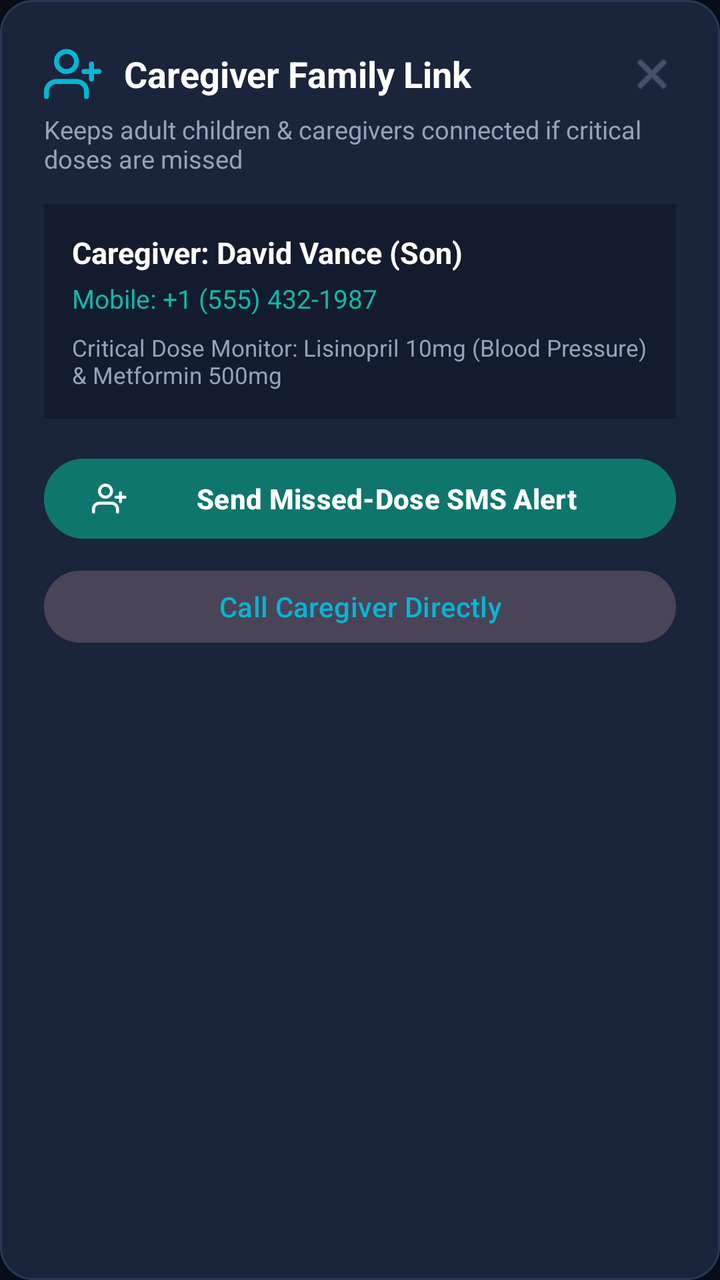
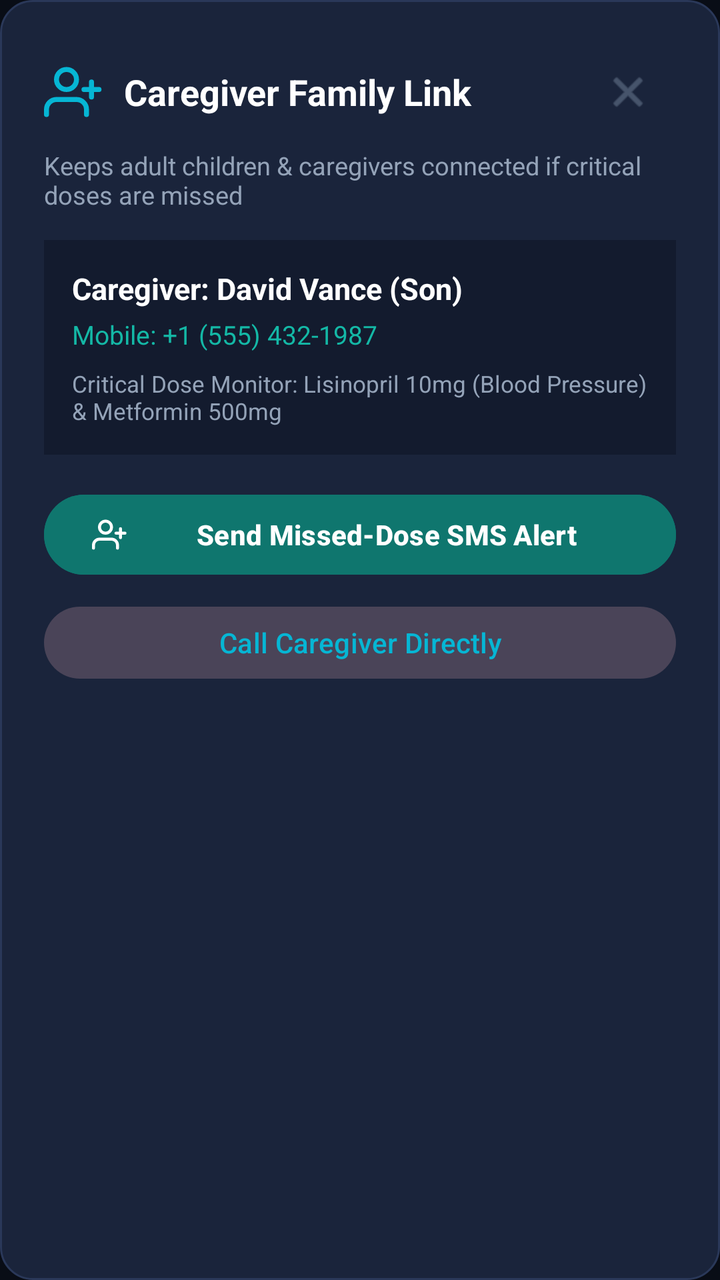

Two renders of the same Android screen: before a commit and after it. Below are the layout's source before the change and the commit's diff.
<!-- AndroidManifest.xml: application theme Theme.MedVault -->
<!-- res/layout/dialog_caregiver_link.xml -->
<?xml version="1.0" encoding="utf-8"?>
<LinearLayout xmlns:android="http://schemas.android.com/apk/res/android"
    xmlns:app="http://schemas.android.com/apk/res-auto"
    android:layout_width="match_parent"
    android:layout_height="wrap_content"
    android:background="@drawable/bg_card_dark"
    android:orientation="vertical"
    android:padding="22dp">

    <LinearLayout
        android:layout_width="match_parent"
        android:layout_height="wrap_content"
        android:gravity="center_vertical"
        android:orientation="horizontal">

        <ImageView
            android:layout_width="30dp"
            android:layout_height="30dp"
            android:src="@drawable/ic_caregiver"
            app:tint="@color/brand_accent" />

        <TextView
            android:layout_width="0dp"
            android:layout_height="wrap_content"
            android:layout_marginStart="10dp"
            android:layout_weight="1"
            android:text="Caregiver Family Link"
            android:textColor="@color/white"
            android:textSize="18sp"
            android:textStyle="bold" />

        <ImageView
            android:id="@+id/btnCloseCaregiver"
            android:layout_width="24dp"
            android:layout_height="24dp"
            android:src="@android:drawable/ic_menu_close_clear_cancel"
            app:tint="@color/text_muted" />
    </LinearLayout>

    <TextView
        android:layout_width="match_parent"
        android:layout_height="wrap_content"
        android:layout_marginTop="4dp"
        android:text="Keeps adult children &amp; caregivers connected if critical doses are missed"
        android:textColor="@color/text_secondary"
        android:textSize="12.5sp" />

    <LinearLayout
        android:layout_width="match_parent"
        android:layout_height="wrap_content"
        android:layout_marginTop="14dp"
        android:background="#131B2E"
        android:orientation="vertical"
        android:padding="14dp">

        <TextView
            android:id="@+id/tvCaregiverNameDisplay"
            android:layout_width="match_parent"
            android:layout_height="wrap_content"
            android:text="Caregiver: David Vance (Son)"
            android:textColor="@color/white"
            android:textSize="15sp"
            android:textStyle="bold" />

        <TextView
            android:id="@+id/tvCaregiverPhoneDisplay"
            android:layout_width="match_parent"
            android:layout_height="wrap_content"
            android:layout_marginTop="4dp"
            android:text="Mobile: +1 (555) 432-1987"
            android:textColor="@color/brand_primary_light"
            android:textSize="13sp" />

        <TextView
            android:layout_width="match_parent"
            android:layout_height="wrap_content"
            android:layout_marginTop="8dp"
            android:text="Critical Dose Monitor: Lisinopril 10mg (Blood Pressure) &amp; Metformin 500mg"
            android:textColor="@color/text_secondary"
            android:textSize="11.5sp" />

    </LinearLayout>

    <com.google.android.material.button.MaterialButton
        android:id="@+id/btnSendCaregiverSms"
        android:layout_width="match_parent"
        android:layout_height="48dp"
        android:layout_marginTop="16dp"
        android:backgroundTint="@color/brand_primary"
        android:text="Send Missed-Dose SMS Alert"
        android:textColor="@color/white"
        android:textStyle="bold"
        app:icon="@drawable/ic_caregiver"
        app:iconTint="@color/white" />

    <com.google.android.material.button.MaterialButton
        android:id="@+id/btnCallCaregiver"
        style="@style/Widget.Material3.Button.TonalButton"
        android:layout_width="match_parent"
        android:layout_height="44dp"
        android:layout_marginTop="8dp"
        android:text="Call Caregiver Directly"
        android:textColor="@color/brand_accent" />

</LinearLayout>
<!-- resources referenced by this layout -->
<resources>
  <color name="brand_accent">#06B6D4</color>
  <color name="brand_primary">#0F766E</color>
  <color name="brand_primary_light">#14B8A6</color>
  <color name="text_muted">#64748B</color>
  <color name="text_secondary">#94A3B8</color>
  <color name="white">#FFFFFF</color>
  <!-- drawable bg_card_dark (drawable) -->
  <?xml version="1.0" encoding="utf-8"?>
  <shape xmlns:android="http://schemas.android.com/apk/res/android"
      android:shape="rectangle">
      <corners android:radius="16dp" />
      <solid android:color="@color/bg_card" />
      <stroke
          android:width="1dp"
          android:color="@color/divider_line" />
  </shape>
  <!-- drawable ic_caregiver (drawable) -->
  <?xml version="1.0" encoding="utf-8"?>
  <vector xmlns:android="http://schemas.android.com/apk/res/android"
      android:width="24dp"
      android:height="24dp"
      android:viewportWidth="24"
      android:viewportHeight="24">
      <path
          android:fillColor="#00000000"
          android:strokeColor="#FFFFFF"
          android:strokeWidth="2"
          android:strokeLineCap="round"
          android:strokeLineJoin="round"
          android:pathData="M17,21 V19 C17,16.79 15.21,15 13,15 H5 C2.79,15 1,16.79 1,19 V21" />
      <path
          android:fillColor="#00000000"
          android:strokeColor="#FFFFFF"
          android:strokeWidth="2"
          android:strokeLineCap="round"
          android:strokeLineJoin="round"
          android:pathData="M9,11 C11.21,11 13,9.21 13,7 C13,4.79 11.21,3 9,3 C6.79,3 5,4.79 5,7 C5,9.21 6.79,11 9,11 Z" />
      <path
          android:fillColor="#00000000"
          android:strokeColor="#FFFFFF"
          android:strokeWidth="2"
          android:strokeLineCap="round"
          android:pathData="M16,11 L22,11 M19,8 L19,14" />
  </vector>
  <style name="Theme.MedVault" parent="Theme.Material3.Dark.NoActionBar">
          <item name="colorPrimary">@color/brand_primary</item>
          <item name="colorPrimaryVariant">@color/brand_primary_dark</item>
          <item name="colorSecondary">@color/brand_accent</item>
          <item name="android:statusBarColor">@color/bg_dark</item>
          <item name="android:navigationBarColor">@color/bg_dark</item>
          <item name="android:windowBackground">@color/bg_dark</item>
      </style>
  <color name="bg_card">#1A243B</color>
  <color name="divider_line">#2A3859</color>
  <color name="brand_primary_dark">#115E59</color>
  <color name="bg_dark">#090D16</color>
</resources>

<!-- the commit's change to res/layout/dialog_caregiver_link.xml (unified diff, before → after) -->
@@ -31,8 +31,10 @@
 
         <ImageView
             android:id="@+id/btnCloseCaregiver"
-            android:layout_width="24dp"
-            android:layout_height="24dp"
+            android:layout_width="48dp"
+            android:layout_height="48dp"
+            android:contentDescription="Close Caregiver Link"
+            android:padding="12dp"
             android:src="@android:drawable/ic_menu_close_clear_cancel"
             app:tint="@color/text_muted" />
     </LinearLayout>
